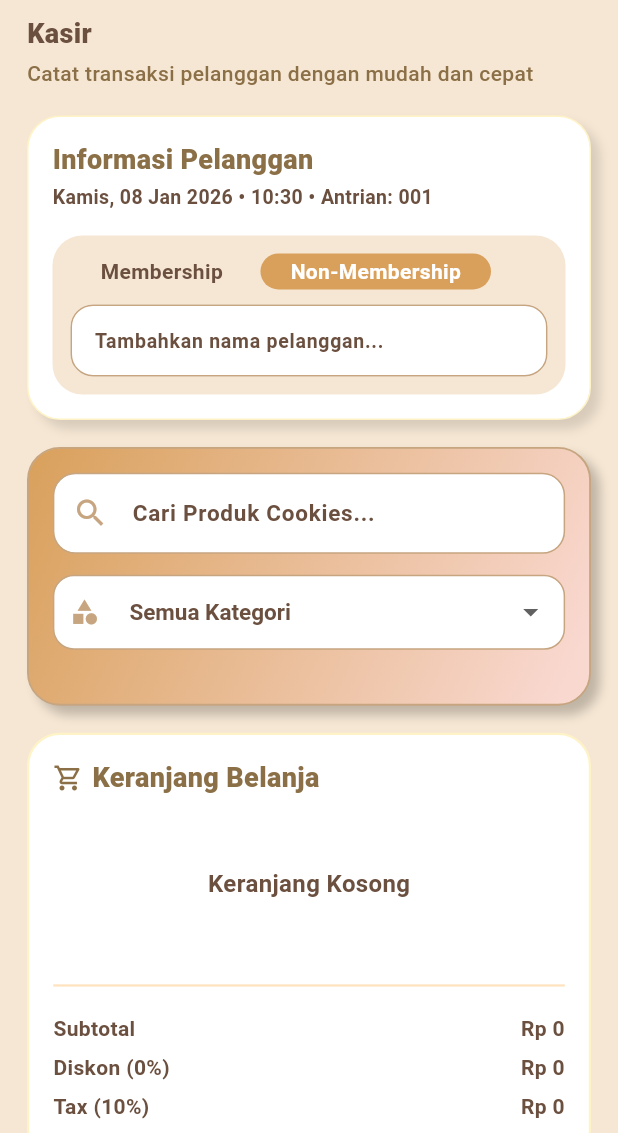
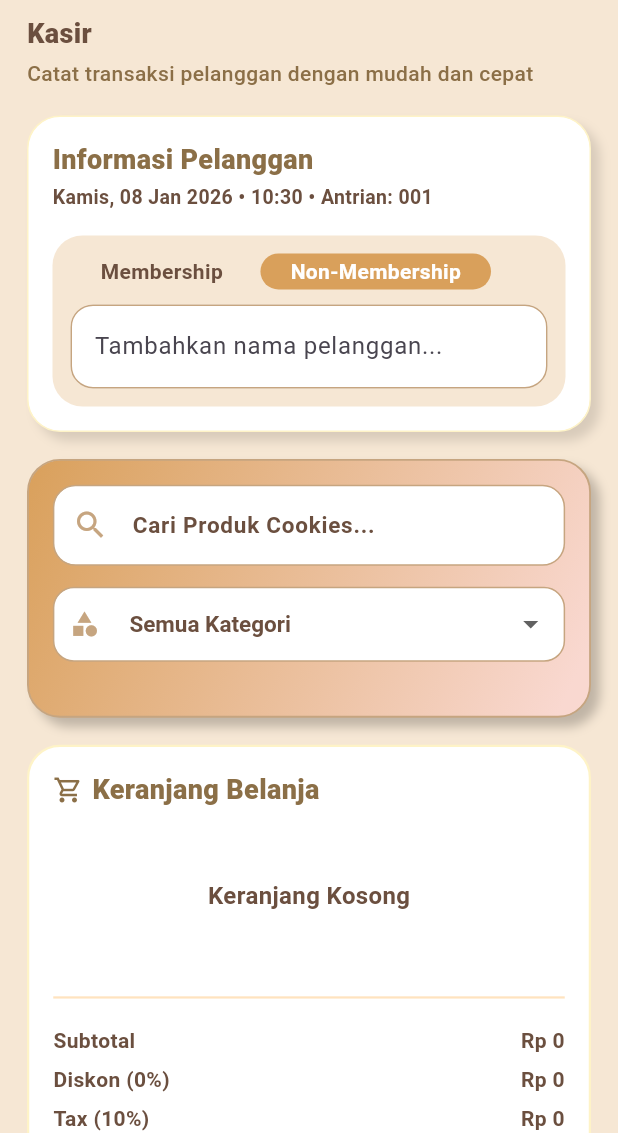
Before and after one commit to ErlyndaAgustina/Aplikasi-Kasir-CookieBoo-, a Flutter app: the CashierPage screen opened directly with empty values, after a tap on "Non-Membership", on a phone screen of 412 x 824 dp, the part 103-1236 px from its top. Run offline on Flutter 3.47's test engine with Material 3 defaults, Android fonts, the light colour scheme and no system bars; our stand-ins replace fl_chart, image_picker, supabase_flutter; accounts and stored records are empty; Roboto replaces fonts that are missing (Poppins).

Commit message:
lanjutan minggu ke 6

```diff
--- /dev/null
+++ b/lib/features/cashier/models/cart_item.dart
@@ -0,0 +1,18 @@
+class CartItem {
+  final String name;
+  final int quantity;
+  final String priceDisplay;
+  final int priceValue;
+  final int? availableStock;
+
+  CartItem({
+    required this.name,
+    required this.quantity,
+    required this.priceDisplay,
+    required this.priceValue,
+    this.availableStock,
+  });
+
+  // 🔥 INI KUNCI SEMUANYA
+  int get total => priceValue * quantity;
+}
--- a/lib/features/cashier/widgets/cashier_cart.dart
+++ b/lib/features/cashier/widgets/cashier_cart.dart
@@ -1,29 +1,14 @@
 import 'package:flutter/material.dart';
 import 'package:flutter/services.dart';
 import 'struk.dart';
-
-class CartItem {
-  final String name;
-  final int quantity;
-  final String priceDisplay;
-  final int priceValue;
-  final int availableStock;
-
-  CartItem({
-    required this.name,
-    required this.quantity,
-    required this.priceDisplay,
-    required this.priceValue,
-    int? availableStock,
-  }) : availableStock = availableStock ?? 0;
-
-  int get total => priceValue * quantity;
-}
-
+import '../models/cart_item.dart';
 
 // Helper untuk parse harga dari string "Rp xx.xxx" ke int
 int parsePriceString(String priceStr) {
-  return int.tryParse(priceStr.replaceAll('Rp', '').replaceAll('.', '').trim()) ?? 0;
+  return int.tryParse(
+        priceStr.replaceAll('Rp', '').replaceAll('.', '').trim(),
+      ) ??
+      0;
 }
 
 class CashierCart extends StatefulWidget {
@@ -64,7 +49,8 @@ class _CashierCartState extends State<CashierCart> {
 
   @override
   Widget build(BuildContext context) {
-    final subtotal = widget.items.fold<int>(0, (sum, item) => sum + item.total);
+    final items = List<CartItem>.from(widget.items);
+    final subtotal = items.fold<int>(0, (sum, item) => sum + item.total);
 
     final discountValue = (subtotal * widget.discountRate).round();
 
@@ -131,7 +117,7 @@ class _CashierCartState extends State<CashierCart> {
           Column(
             children: List.generate(widget.items.length, (index) {
               final item = widget.items[index];
-              final canIncrease = item.quantity < item.availableStock;
+              final canIncrease = item.quantity < item.availableStock!;
 
               return Container(
                 margin: EdgeInsets.only(bottom: 10),
@@ -184,7 +170,11 @@ class _CashierCartState extends State<CashierCart> {
 
                     Row(
                       children: [
-                        _qtyButton(Icons.remove, () => widget.onDecrease(index), enabled: true),
+                        _qtyButton(
+                          Icons.remove,
+                          () => widget.onDecrease(index),
+                          enabled: true,
+                        ),
                         const SizedBox(width: 10),
                         Text(
                           "${item.quantity}",
@@ -218,7 +208,10 @@ class _CashierCartState extends State<CashierCart> {
                     if (!canIncrease) ...[
                       const SizedBox(height: 8),
                       Container(
-                        padding: const EdgeInsets.symmetric(horizontal: 10, vertical: 4),
+                        padding: const EdgeInsets.symmetric(
+                          horizontal: 10,
+                          vertical: 4,
+                        ),
                         decoration: BoxDecoration(
                           color: const Color.fromRGBO(245, 158, 11, 0.15),
                           borderRadius: BorderRadius.circular(8),
@@ -430,11 +423,16 @@ class _CashierCartState extends State<CashierCart> {
               onPressed: widget.items.isEmpty
                   ? null
                   : (widget.paymentMethod == "cash" && _cashAmount < total)
-                      ? null
-                      : widget.onConfirm,
+                  ? null
+                  : widget.onConfirm,
               style: ElevatedButton.styleFrom(
                 backgroundColor: const Color.fromRGBO(217, 160, 91, 1),
-                disabledBackgroundColor: const Color.fromRGBO(198, 165, 128, 0.5),
+                disabledBackgroundColor: const Color.fromRGBO(
+                  198,
+                  165,
+                  128,
+                  0.5,
+                ),
                 shape: RoundedRectangleBorder(
                   borderRadius: BorderRadius.circular(20),
                 ),
@@ -457,7 +455,11 @@ class _CashierCartState extends State<CashierCart> {
     );
   }
 
-  Widget _qtyButton(IconData icon, VoidCallback onTap, {required bool enabled}) {
+  Widget _qtyButton(
+    IconData icon,
+    VoidCallback onTap, {
+    required bool enabled,
+  }) {
     return GestureDetector(
       onTap: enabled ? onTap : null,
       child: Container(
--- a/lib/features/cashier/widgets/customer_info_card.dart
+++ b/lib/features/cashier/widgets/customer_info_card.dart
@@ -5,10 +5,14 @@ import 'package:intl/date_symbol_data_local.dart';
 
 class CustomerInfoCard extends StatefulWidget {
   final ValueChanged<double> onDiscountChanged;
+  final ValueChanged<String> onCustomerNameChanged;
+  final ValueChanged<String?> onMembershipChanged;
 
   const CustomerInfoCard({
     super.key,
     required this.onDiscountChanged,
+    required this.onCustomerNameChanged,
+    required this.onMembershipChanged,
   });
 
   @override
@@ -20,8 +24,11 @@ class _CustomerInfoCardState extends State<CustomerInfoCard> {
   String? selectedMemberId;
   List<Map<String, dynamic>> memberList = [];
   bool isLoadingMembers = true;
+  String _currentQueueNumber = "001";
+  bool _isLoadingQueue = true;
 
-  final TextEditingController _nonMemberNameController = TextEditingController();
+  final TextEditingController _nonMemberNameController =
+      TextEditingController();
 
   final supabase = Supabase.instance.client;
 
@@ -30,6 +37,7 @@ class _CustomerInfoCardState extends State<CustomerInfoCard> {
     super.initState();
     initializeDateFormatting('id_ID');
     _loadMembers();
+    _loadTodayQueueNumber();
 
     supabase
         .channel('public:pelanggan')
@@ -118,15 +126,52 @@ class _CustomerInfoCardState extends State<CustomerInfoCard> {
     widget.onDiscountChanged(rate);
   }
 
+  Future<void> _loadTodayQueueNumber() async {
+    try {
+      final today = DateFormat('yyyy-MM-dd').format(DateTime.now());
+
+      final response = await supabase
+          .from('transaksi')
+          .select('no_antrian, tanggal_waktu')
+          .gte('tanggal_waktu', '$today 00:00:00')
+          .lte('tanggal_waktu', '$today 23:59:59')
+          .order('tanggal_waktu', ascending: false)
+          .limit(1)
+          .maybeSingle();
+
+      if (!mounted) return;
+
+      setState(() {
+        final noAntrian = response?['no_antrian'];
+
+        if (noAntrian == null || noAntrian.toString().isEmpty) {
+          _currentQueueNumber = "001";
+        } else {
+          _currentQueueNumber = noAntrian.toString();
+        }
+
+        _isLoadingQueue = false;
+      });
+    } catch (e) {
+      debugPrint('Error loading queue number: $e');
+      if (mounted) {
+        setState(() {
+          _currentQueueNumber = "001";
+          _isLoadingQueue = false;
+        });
+      }
+    }
+  }
+
   Future<String?> saveNonMemberToSupabase() async {
     final name = _nonMemberNameController.text.trim();
     if (name.isEmpty) return null;
 
     try {
-      final response = await supabase.from('pelanggan').insert({
-        'nama': name,
-        'membership': 'non_member',
-      }).select('id');
+      final response = await supabase
+          .from('pelanggan')
+          .insert({'nama': name, 'membership': 'non_member'})
+          .select('id');
 
       return response[0]['id'] as String?;
     } catch (e) {
@@ -145,9 +190,9 @@ class _CustomerInfoCardState extends State<CustomerInfoCard> {
     final date = dateFormat.format(now);
     final time = timeFormat.format(now);
 
-    const queueNumber = "001"; // TODO: Implementasi antrian otomatis nanti
+    final queueText = _isLoadingQueue ? "…" : _currentQueueNumber;
 
-    return "$day, $date • $time • Antrian: $queueNumber";
+    return "$day, $date • $time • Antrian: $queueText";
   }
 
   @override
@@ -168,11 +213,7 @@ class _CustomerInfoCardState extends State<CustomerInfoCard> {
           width: 1,
         ),
         boxShadow: const [
-          BoxShadow(
-            color: Colors.black12,
-            blurRadius: 5,
-            offset: Offset(6, 6),
-          ),
+          BoxShadow(color: Colors.black12, blurRadius: 5, offset: Offset(6, 6)),
         ],
       ),
       child: Column(
@@ -228,8 +269,10 @@ class _CustomerInfoCardState extends State<CustomerInfoCard> {
                         setState(() {
                           isMembership = false;
                           selectedMemberId = null;
+                          _nonMemberNameController.clear();
                         });
                         widget.onDiscountChanged(0.0);
+                        widget.onCustomerNameChanged("-");
                       },
                     ),
                   ],
@@ -239,7 +282,7 @@ class _CustomerInfoCardState extends State<CustomerInfoCard> {
 
                 if (isMembership)
                   Container(
-                    padding: const EdgeInsets.symmetric(horizontal: 12, vertical: 0),
+                    padding: const EdgeInsets.symmetric(horizontal: 12),
                     decoration: BoxDecoration(
                       color: Colors.white,
                       borderRadius: BorderRadius.circular(15),
@@ -262,10 +305,16 @@ class _CustomerInfoCardState extends State<CustomerInfoCard> {
                         isExpanded: true,
                         icon: const Icon(Icons.keyboard_arrow_down),
                         items: isLoadingMembers
-                            ? [const DropdownMenuItem(value: null, child: Text("Memuat pelanggan..."))]
+                            ? [
+                                const DropdownMenuItem(
+                                  value: null,
+                                  child: Text("Memuat pelanggan..."),
+                                ),
+                              ]
                             : memberList.map((member) {
                                 final nama = member['nama'] as String;
-                                final membership = member['membership'] as String;
+                                final membership =
+                                    member['membership'] as String;
                                 final label = _getMembershipLabel(membership);
                                 return DropdownMenuItem(
                                   value: member['id'] as String,
@@ -278,6 +327,16 @@ class _CustomerInfoCardState extends State<CustomerInfoCard> {
                         onChanged: (val) {
                           setState(() => selectedMemberId = val);
                           _applyDiscount(val);
+
+                          final selected = memberList.firstWhere(
+                            (m) => m['id'] == val,
+                            orElse: () => {},
+                          );
+
+                          widget.onMembershipChanged(selected['id'] as String?);
+                          widget.onCustomerNameChanged(
+                            selected['nama'] as String? ?? "-",
+                          );
                         },
                       ),
                     ),
@@ -286,12 +345,19 @@ class _CustomerInfoCardState extends State<CustomerInfoCard> {
                 if (!isMembership)
                   TextField(
                     controller: _nonMemberNameController,
+                    onChanged: (value) {
+                      widget.onCustomerNameChanged(
+                        value.trim().isEmpty ? "-" : value.trim(),
+                      );
+                    },
                     decoration: InputDecoration(
+                      hintText: "Tambahkan nama pelanggan...",
+                      filled: true,
+                      fillColor: Colors.white,
                       enabledBorder: OutlineInputBorder(
                         borderRadius: BorderRadius.circular(15),
                         borderSide: const BorderSide(
                           color: Color.fromRGBO(198, 165, 128, 1),
-                          width: 1,
                         ),
                       ),
                       focusedBorder: OutlineInputBorder(
@@ -301,19 +367,6 @@ class _CustomerInfoCardState extends State<CustomerInfoCard> {
                           width: 1.5,
                         ),
                       ),
-                      hintText: "Tambahkan nama pelanggan...",
-                      hintStyle: const TextStyle(
-                        fontFamily: 'Poppins',
-                        color: Color.fromRGBO(107, 79, 63, 1),
-                        fontSize: 13,
-                        fontWeight: FontWeight.w700,
-                      ),
-                      contentPadding: EdgeInsets.symmetric(
-                        horizontal: 12,
-                        vertical: width < 400 ? 6 : 8,
-                      ),
-                      filled: true,
-                      fillColor: Colors.white,
                     ),
                   ),
               ],
@@ -345,9 +398,7 @@ class _CustomerInfoCardState extends State<CustomerInfoCard> {
             fontFamily: 'Poppins',
             fontSize: 14,
             fontWeight: FontWeight.w600,
-            color: active
-                ? Colors.white
-                : const Color.fromRGBO(107, 79, 63, 1),
+            color: active ? Colors.white : const Color.fromRGBO(107, 79, 63, 1),
           ),
         ),
       ),
--- a/lib/features/cashier/widgets/struk.dart
+++ b/lib/features/cashier/widgets/struk.dart
@@ -1,21 +1,6 @@
 import 'package:flutter/material.dart';
 import 'package:intl/intl.dart';
-
-class CartItem {
-  final String name;
-  final int quantity;
-  final String priceDisplay;
-  final int priceValue;
-
-  CartItem({
-    required this.name,
-    required this.quantity,
-    required this.priceDisplay,
-    required this.priceValue,
-  });
-
-  int get total => priceValue * quantity;
-}
+import '../models/cart_item.dart';
 
 void showPaymentReceipt(
   BuildContext context, {
@@ -23,7 +8,9 @@ void showPaymentReceipt(
   required double discountRate,
   required String paymentMethod,
   required String customerName,
-  String? customerMembership, // null jika non-member
+  String? customerMembership,
+  required int paidAmount,
+  required int changeAmount,
 }) {
   showModalBottomSheet(
     context: context,
@@ -39,6 +26,8 @@ void showPaymentReceipt(
         paymentMethod: paymentMethod,
         customerName: customerName,
         customerMembership: customerMembership,
+        paidAmount: paidAmount,
+        changeAmount: changeAmount,
       );
     },
   );
@@ -50,6 +39,8 @@ class PaymentReceiptPopup extends StatelessWidget {
   final String paymentMethod;
   final String customerName;
   final String? customerMembership;
+  final int paidAmount;
+  final int changeAmount;
 
   const PaymentReceiptPopup({
   super.key,
@@ -58,7 +49,10 @@ class PaymentReceiptPopup extends StatelessWidget {
   required this.paymentMethod,
   required this.customerName,
   this.customerMembership,
+  required this.paidAmount,
+  required this.changeAmount,
 });
+
 
   @override
   Widget build(BuildContext context) {
@@ -79,14 +73,16 @@ class PaymentReceiptPopup extends StatelessWidget {
     final total = afterDiscount + tax;
     final now = DateTime.now();
     final dateFormat = DateFormat('dd MMM yyyy, HH.mm', 'id_ID');
-    final transactionId = "INV-${now.year}${now.month.toString().padLeft(2, '0')}${now.day.toString().padLeft(2, '0')}-${(items.length + 1).toString().padLeft(3, '0')}";
+    final transactionId =
+        "INV-${now.year}${now.month.toString().padLeft(2, '0')}${now.day.toString().padLeft(2, '0')}-${(items.length + 1).toString().padLeft(3, '0')}";
     const queueNumber = "001";
 
     Widget? membershipBadge;
     if (customerMembership != null && customerMembership != 'non_member') {
       final String membership = customerMembership!;
 
-  final String tierDisplay = membership[0].toUpperCase() + membership.substring(1);
+      final String tierDisplay =
+          membership[0].toUpperCase() + membership.substring(1);
       final bool isBlueBadge = membership == 'platinum' || membership == 'gold';
 
       membershipBadge = Row(
@@ -164,11 +160,13 @@ if (customerMembership != null && customerMembership != 'non_member') {
                 const SizedBox(height: 6),
 
                 // Daftar pesanan dinamis
-                ...items.map((item) => _itemRow(
+                ...items.map(
+                  (item) => _itemRow(
                     name: item.name,
                     desc: "${item.quantity} × ${item.priceDisplay}",
                     price: currency.format(item.total),
-                    )),
+                  ),
+                ),
 
                 if (items.isEmpty)
                   const Padding(
```
Also changed, not shown: lib/features/cashier/cashier_page.dart (+97 -9 lines). Lines whose indentation alone changed are shown as unchanged.
